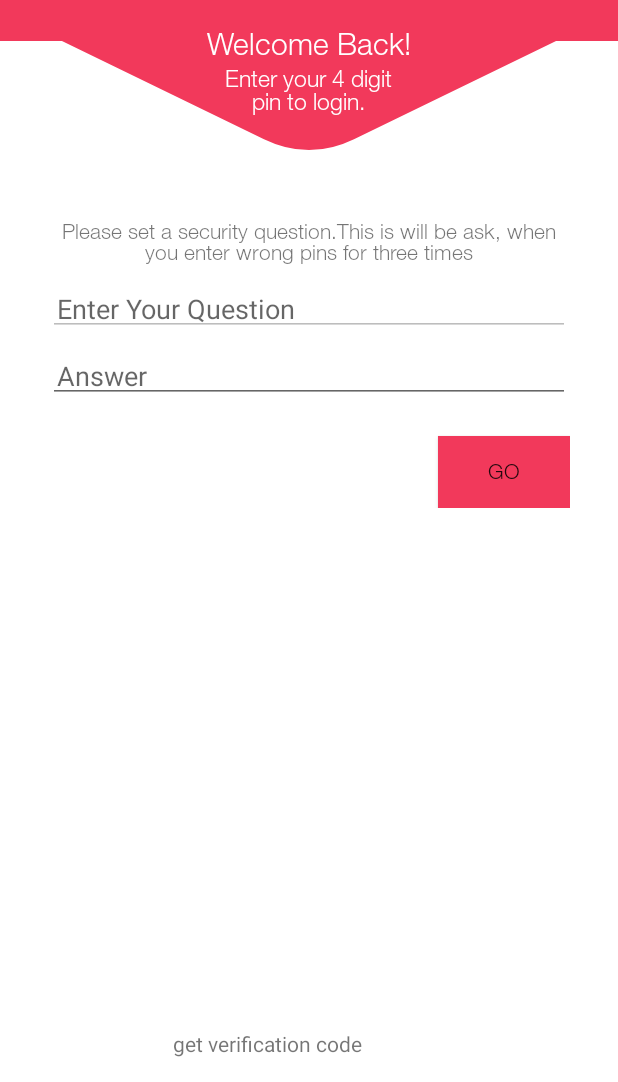
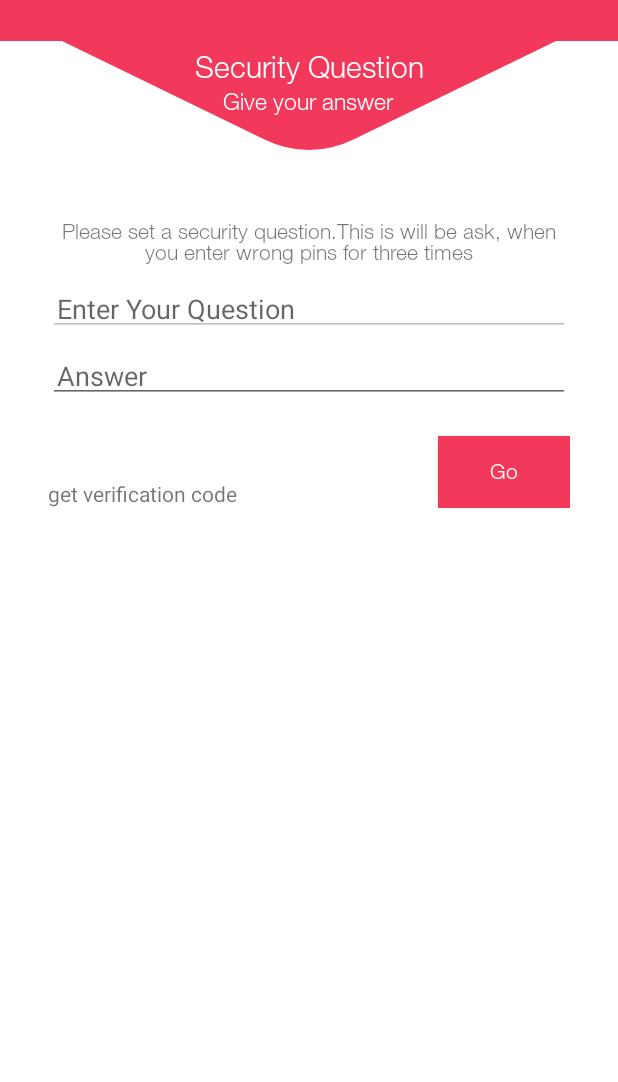
Before and after one commit to freny-John/PasswordVault, an Android app: the fragment SecurityQnFragment placed in its activity, on a phone screen of 412 x 824 dp, the part 154-1236 px from its top. Run offline under Robolectric (Android 15) with nearby library versions, the phone set to English and light mode, and no system bars; libraries missing offline, so code that uses them is left out: com.scottyab.aescrypt; 1 statement that could not run was skipped.

Commit message:
after adding some changes in navigation

```diff
--- a/source_code/PasswordHolder/app/src/main/java/passwordholder/bridge/com/passwordholder/LoginActivity.java
+++ b/source_code/PasswordHolder/app/src/main/java/passwordholder/bridge/com/passwordholder/LoginActivity.java
@@ -36,6 +36,11 @@ public class LoginActivity extends AppCompatActivity {
         textHeadSub.setText(R.string.login_text);
     }
 
+    public void setTitleTexts(String title,String sub){
+        headText.setText(title);
+        textHeadSub.setText(sub);
+    }
+
     public void gotoMainActivity() {
         Intent startMain = new Intent(LoginActivity.this, MainActivity.class);
         startActivity(startMain);
--- a/source_code/PasswordHolder/app/src/main/java/passwordholder/bridge/com/passwordholder/SecurityQnFragment.java
+++ b/source_code/PasswordHolder/app/src/main/java/passwordholder/bridge/com/passwordholder/SecurityQnFragment.java
@@ -2,6 +2,7 @@ package passwordholder.bridge.com.passwordholder;
 
 import android.app.Activity;
 import android.content.Intent;
+import android.support.annotation.Nullable;
 import android.support.design.widget.Snackbar;
 import android.support.v4.app.Fragment;
 import android.os.Bundle;
@@ -30,7 +31,18 @@ public class SecurityQnFragment extends Fragment {
     Activity myActivity;
     boolean isFromSignUp=true;
 
+    @Override
+    public void onCreate(@Nullable Bundle savedInstanceState) {
+        super.onCreate(savedInstanceState);
+        if(myActivity!=null){
+            if(myActivity instanceof SignUpActivity)
+                ((SignUpActivity) myActivity).setTitleTexts(myActivity.getString(R.string.security_qn),myActivity.getString(R.string.signup_sub));
+            else if(myActivity instanceof LoginActivity)
+                ((LoginActivity) myActivity).setTitleTexts(myActivity.getString(R.string.security_qn), myActivity.getString(R.string.login_subtitle));
 
+
+        }
+    }
 
     @Override
     public View onCreateView(LayoutInflater inflater, ViewGroup container,
--- a/source_code/PasswordHolder/app/src/main/res/layout/activity_security_qn.xml
+++ b/source_code/PasswordHolder/app/src/main/res/layout/activity_security_qn.xml
@@ -121,6 +121,7 @@
                 </LinearLayout>
 
                 <passwordholder.bridge.com.passwordholder.uicomponents.PMButton
+                    style="@style/buttonStyle"
                     android:id="@+id/btn_Go"
                     android:layout_marginTop="8dp"
                     android:layout_width="wrap_content"
@@ -132,18 +133,20 @@
                     android:layout_height="wrap_content"
 
                     />
+
             </RelativeLayout>
+            <TextView
+                android:layout_width="wrap_content"
+                android:layout_height="wrap_content"
+                android:text="@string/ver_txt"
+                android:id="@+id/txt_Ver"
+                android:layout_alignParentBottom="true"
+                android:layout_alignParentLeft="true"
+                android:layout_alignParentStart="true"
+                />
+
         </RelativeLayout>
     </ScrollView>
 
-    <TextView
-        android:layout_width="wrap_content"
-        android:layout_height="wrap_content"
-        android:text="@string/ver_txt"
-        android:id="@+id/txt_Ver"
-        android:layout_alignParentBottom="true"
-        android:layout_alignParentLeft="true"
-        android:layout_alignParentStart="true"
-        android:layout_marginLeft="99dp"
-        android:layout_marginStart="99dp" />
+
 </RelativeLayout>
--- a/source_code/PasswordHolder/app/src/main/res/values/strings.xml
+++ b/source_code/PasswordHolder/app/src/main/res/values/strings.xml
@@ -57,6 +57,9 @@
     <string name="error_security_answer">Do you forgot your security answer?</string>
     <string name="ver_txt">get verification code</string>
     <string name="network_problem">Please check your connection</string>
+    <string name="security_qn">Security Question</string>
+    <string name="signup_sub">Set your security question and answer</string>
+    <string name="login_subtitle">Give your answer</string>
 
     <string-array name="qn_array">
         <item>What is the name of your favorite childhood friend?</item>
--- a/source_code/PasswordHolder/app/src/main/res/values/styles.xml
+++ b/source_code/PasswordHolder/app/src/main/res/values/styles.xml
@@ -10,7 +10,8 @@
         <item name="windowActionBar">false</item>
         <item name="android:windowContentTransitions">true</item>
     </style>
-
+    <style name="AppBaseTheme" parent="@style/Theme.AppCompat.Light.DarkActionBar">
+    <item name="windowActionBar">false</item></style>
     <style name="keystyle" parent="keyspec">
         <item name="android:background">@drawable/passwordkey_selecter</item>
         <item name="android:textColor">@color/key_text_color</item>
```
Also changed, not shown: source_code/PasswordHolder/app/src/main/java/passwordholder/bridge/com/passwordholder/AccountListFragment.java (+8 -0 lines), source_code/PasswordHolder/app/src/main/java/passwordholder/bridge/com/passwordholder/MainActivity.java (+5 -4 lines), source_code/PasswordHolder/app/src/main/java/passwordholder/bridge/com/passwordholder/SignUpActivity.java (+9 -1 lines), source_code/PasswordHolder/app/src/main/res/layout/fragment_account_list.xml (+6 -2 lines).
